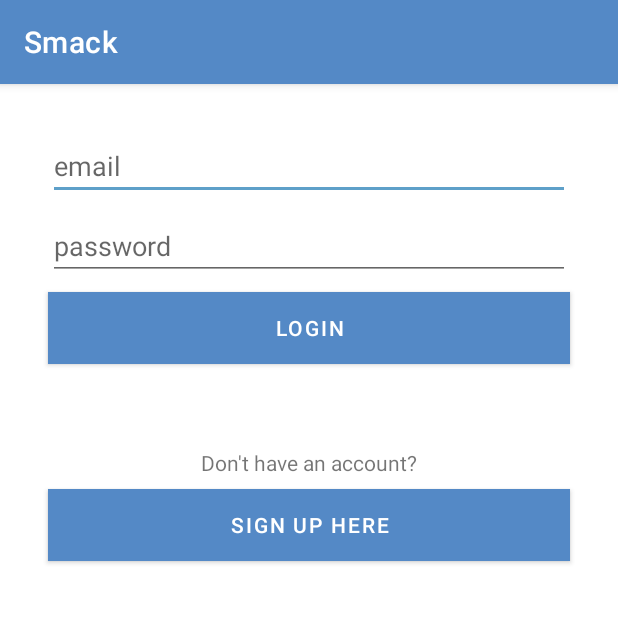
After one commit to tavooski/Smack, an Android app: the LoginActivity screen opened directly, with no data from a screen before it, on a phone screen of 412 x 824 dp, the top half of it. The commit adds this screen. Run offline under Robolectric (Android 15) with nearby library versions, the phone set to English and light mode, and no system bars.

Commit message:
feat: created login activity ui; added login button onclicked function

```diff
--- a/app/src/main/AndroidManifest.xml
+++ b/app/src/main/AndroidManifest.xml
@@ -12,6 +12,9 @@
         android:theme="@style/Theme.Smack"
         tools:targetApi="31">
         <activity
+            android:name=".LoginActivity"
+            android:exported="false" />
+        <activity
             android:name=".MainActivity"
             android:exported="true"
             android:label="@string/app_name"
--- /dev/null
+++ b/app/src/main/java/com/example/smack/LoginActivity.kt
@@ -0,0 +1,20 @@
+package com.example.smack
+
+import androidx.appcompat.app.AppCompatActivity
+import android.os.Bundle
+import android.view.View
+
+class LoginActivity : AppCompatActivity() {
+    override fun onCreate(savedInstanceState: Bundle?) {
+        super.onCreate(savedInstanceState)
+        setContentView(R.layout.activity_login)
+    }
+
+    fun loginCreateUserBttnClicked(view: View) {
+
+    }
+
+    fun loginLoginBttnClicked(view: View) {
+
+    }
+}
--- a/app/src/main/java/com/example/smack/MainActivity.kt
+++ b/app/src/main/java/com/example/smack/MainActivity.kt
@@ -1,5 +1,6 @@
 package com.example.smack
 
+import android.content.Intent
 import android.os.Bundle
 import android.view.Menu
 import android.view.View
@@ -47,7 +48,8 @@ class MainActivity : AppCompatActivity() {
     }
 
     fun loginBttnNavClicked(view: View) {
-
+        val loginIntent = Intent(this, LoginActivity::class.java)
+        startActivity(loginIntent)
     }
 
     fun addChannelClicked(view: View) {
--- /dev/null
+++ b/app/src/main/res/layout/activity_login.xml
@@ -0,0 +1,76 @@
+<?xml version="1.0" encoding="utf-8"?>
+<androidx.constraintlayout.widget.ConstraintLayout xmlns:android="http://schemas.android.com/apk/res/android"
+    xmlns:app="http://schemas.android.com/apk/res-auto"
+    xmlns:tools="http://schemas.android.com/tools"
+    android:layout_width="match_parent"
+    android:layout_height="match_parent"
+    tools:context=".LoginActivity">
+
+    <Button
+        android:id="@+id/loginCreateUserBttn"
+        android:layout_width="0dp"
+        android:layout_height="wrap_content"
+        android:layout_marginStart="32dp"
+        android:layout_marginTop="8dp"
+        android:layout_marginEnd="32dp"
+        android:background="@color/primary"
+        android:onClick="loginCreateUserBttnClicked"
+        android:text="Sign Up Here"
+        app:layout_constraintEnd_toEndOf="parent"
+        app:layout_constraintStart_toStartOf="parent"
+        app:layout_constraintTop_toBottomOf="@+id/textView3" />
+
+    <Button
+        android:id="@+id/loginLoginBttn"
+        android:layout_width="0dp"
+        android:layout_height="wrap_content"
+        android:layout_marginStart="32dp"
+        android:layout_marginTop="8dp"
+        android:layout_marginEnd="32dp"
+        android:background="@color/primary"
+        android:onClick="loginLoginBttnClicked"
+        android:text="@string/login"
+        app:layout_constraintEnd_toEndOf="parent"
+        app:layout_constraintHorizontal_bias="0.0"
+        app:layout_constraintStart_toStartOf="parent"
+        app:layout_constraintTop_toBottomOf="@+id/loginPasswordText" />
+
+    <TextView
+        android:id="@+id/textView3"
+        android:layout_width="wrap_content"
+        android:layout_height="wrap_content"
+        android:layout_marginTop="56dp"
+        android:text="Don't have an account?"
+        app:layout_constraintEnd_toEndOf="parent"
+        app:layout_constraintStart_toStartOf="parent"
+        app:layout_constraintTop_toBottomOf="@+id/loginLoginBttn" />
+
+    <EditText
+        android:id="@+id/loginEmailText"
+        android:layout_width="0dp"
+        android:layout_height="wrap_content"
+        android:layout_marginStart="32dp"
+        android:layout_marginTop="32dp"
+        android:layout_marginEnd="32dp"
+        android:ems="10"
+        android:hint="email"
+        android:inputType="textPersonName"
+        app:layout_constraintEnd_toEndOf="parent"
+        app:layout_constraintStart_toStartOf="parent"
+        app:layout_constraintTop_toTopOf="parent" />
+
+    <EditText
+        android:id="@+id/loginPasswordText"
+        android:layout_width="0dp"
+        android:layout_height="wrap_content"
+        android:layout_marginStart="32dp"
+        android:layout_marginTop="8dp"
+        android:layout_marginEnd="32dp"
+        android:ems="10"
+        android:hint="password"
+        android:inputType="textPersonName"
+        app:layout_constraintEnd_toEndOf="parent"
+        app:layout_constraintHorizontal_bias="0.497"
+        app:layout_constraintStart_toStartOf="parent"
+        app:layout_constraintTop_toBottomOf="@+id/loginEmailText" />
+</androidx.constraintlayout.widget.ConstraintLayout>
--- a/app/src/main/res/layout/nav_header_main.xml
+++ b/app/src/main/res/layout/nav_header_main.xml
@@ -45,12 +45,11 @@
         android:id="@+id/loginBttnNavHeader"
         android:layout_width="wrap_content"
         android:layout_height="40dp"
-        android:layout_marginStart="8dp"
         android:layout_marginBottom="8dp"
         android:background="@android:color/transparent"
         android:onClick="loginBttnNavClicked"
         android:text="@string/login"
-        android:textAlignment="viewStart"
+        android:textAlignment="center"
         app:layout_constraintBottom_toBottomOf="parent"
         app:layout_constraintStart_toStartOf="parent" />
 
```
